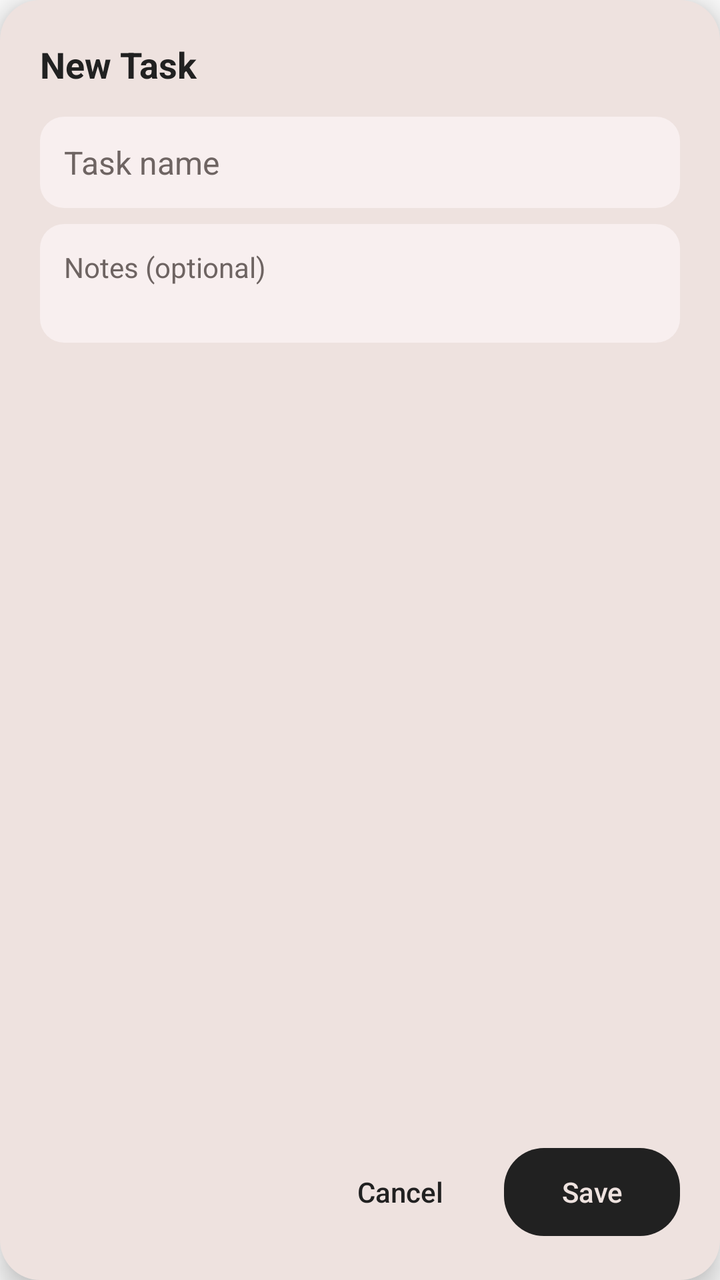
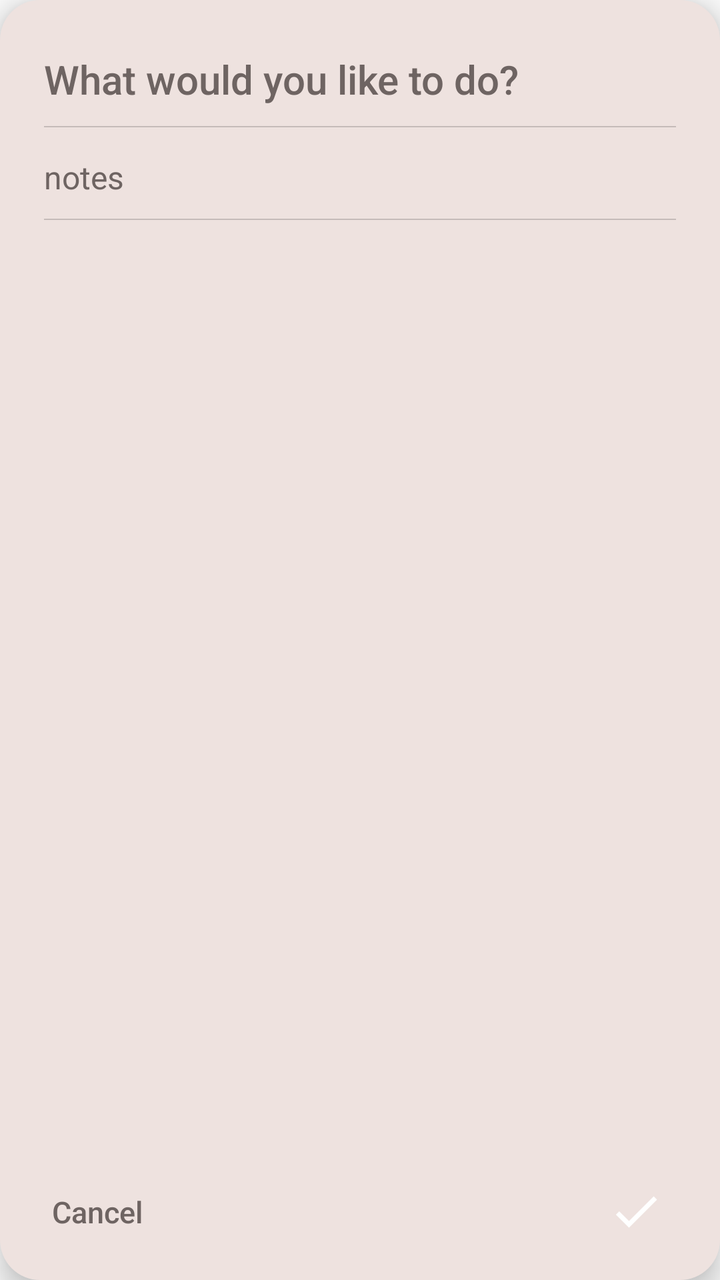

The first picture is an Android layout as it rendered before a commit; the second is the same layout after the commit. The layout source and the unified diff follow.
<!-- AndroidManifest.xml: application theme Theme.Acta -->
<!-- res/layout/acta_quick_capture.xml -->
<?xml version="1.0" encoding="utf-8"?>
<LinearLayout xmlns:android="http://schemas.android.com/apk/res/android"
    android:id="@+id/acta_quick_capture_root"
    android:layout_width="match_parent"
    android:layout_height="wrap_content"
    android:background="@drawable/acta_dialog_surface"
    android:elevation="8dp"
    android:orientation="vertical"
    android:padding="20dp">

    <LinearLayout
        android:layout_width="match_parent"
        android:layout_height="wrap_content"
        android:gravity="center_vertical"
        android:orientation="horizontal">

        <TextView
            android:id="@+id/acta_quick_capture_title"
            android:layout_width="0dp"
            android:layout_height="wrap_content"
            android:layout_weight="1"
            android:text="New Task"
            android:textColor="@color/acta_widget_text"
            android:textSize="18sp"
            android:textStyle="bold" />

        <TextView
            android:id="@+id/acta_quick_capture_date"
            android:layout_width="wrap_content"
            android:layout_height="wrap_content"
            android:textColor="@color/acta_widget_muted_text"
            android:textSize="13sp" />
    </LinearLayout>

    <ScrollView
        android:id="@+id/acta_quick_capture_scroll"
        android:layout_width="match_parent"
        android:layout_height="wrap_content"
        android:layout_weight="1"
        android:fillViewport="true">

        <LinearLayout
            android:layout_width="match_parent"
            android:layout_height="wrap_content"
            android:orientation="vertical">

            <EditText
                android:id="@+id/acta_quick_capture_input"
                android:layout_width="match_parent"
                android:layout_height="wrap_content"
                android:layout_marginTop="14dp"
                android:background="@drawable/acta_dialog_field"
                android:gravity="top|start"
                android:hint="Task name"
                android:imeOptions="actionNext"
                android:importantForAutofill="no"
                android:inputType="textCapSentences|textAutoCorrect"
                android:maxLength="500"
                android:maxLines="3"
                android:minLines="1"
                android:padding="12dp"
                android:textColor="@color/acta_widget_text"
                android:textColorHint="@color/acta_widget_muted_text"
                android:textSize="16sp" />

            <EditText
                android:id="@+id/acta_quick_capture_description"
                android:layout_width="match_parent"
                android:layout_height="wrap_content"
                android:layout_marginTop="8dp"
                android:background="@drawable/acta_dialog_field"
                android:gravity="top|start"
                android:hint="Notes (optional)"
                android:importantForAutofill="no"
                android:inputType="textMultiLine|textCapSentences|textAutoCorrect"
                android:maxLines="5"
                android:minLines="2"
                android:padding="12dp"
                android:textColor="@color/acta_widget_text"
                android:textColorHint="@color/acta_widget_muted_text"
                android:textSize="14sp" />
        </LinearLayout>
    </ScrollView>

    <LinearLayout
        android:layout_width="match_parent"
        android:layout_height="wrap_content"
        android:layout_marginTop="16dp"
        android:gravity="end|center_vertical"
        android:orientation="horizontal">

        <Button
            android:id="@+id/acta_quick_capture_cancel"
            style="?android:attr/borderlessButtonStyle"
            android:layout_width="wrap_content"
            android:layout_height="wrap_content"
            android:text="Cancel"
            android:textAllCaps="false"
            android:textColor="@color/acta_widget_accent" />

        <Button
            android:id="@+id/acta_quick_capture_save"
            style="?android:attr/borderlessButtonStyle"
            android:layout_width="wrap_content"
            android:layout_height="wrap_content"
            android:layout_marginStart="8dp"
            android:background="@drawable/acta_dialog_pill"
            android:minWidth="88dp"
            android:minHeight="44dp"
            android:paddingStart="20dp"
            android:paddingEnd="20dp"
            android:text="Save"
            android:textAllCaps="false"
            android:textColor="@color/acta_widget_on_accent" />
    </LinearLayout>
</LinearLayout>
<!-- resources referenced by this layout -->
<resources>
  <color name="acta_widget_accent">#212121</color>
  <color name="acta_widget_muted_text">#6E6462</color>
  <color name="acta_widget_on_accent">#EEE2DF</color>
  <color name="acta_widget_text">#212121</color>
  <!-- drawable acta_dialog_field (drawable) -->
  <?xml version="1.0" encoding="utf-8"?>
  <shape xmlns:android="http://schemas.android.com/apk/res/android" android:shape="rectangle">
      <corners android:radius="12dp" />
      <solid android:color="@color/acta_widget_card" />
  </shape>
  <!-- drawable acta_dialog_pill (drawable) -->
  <?xml version="1.0" encoding="utf-8"?>
  <shape xmlns:android="http://schemas.android.com/apk/res/android" android:shape="rectangle">
      <corners android:radius="20dp" />
      <solid android:color="@color/acta_widget_accent" />
  </shape>
  <!-- drawable acta_dialog_surface (drawable) -->
  <?xml version="1.0" encoding="utf-8"?>
  <shape xmlns:android="http://schemas.android.com/apk/res/android" android:shape="rectangle">
      <corners android:radius="20dp" />
      <solid android:color="@color/acta_widget_background" />
  </shape>
  <style name="Theme.Acta" parent="android:Theme.Material.Light.NoActionBar" />
  <color name="acta_widget_card">#F8EFEF</color>
  <color name="acta_widget_background">#EEE2DF</color>
</resources>

<!-- the commit's change to res/layout/acta_quick_capture.xml (unified diff, before → after) -->
@@ -6,31 +6,10 @@
     android:background="@drawable/acta_dialog_surface"
     android:elevation="8dp"
     android:orientation="vertical"
-    android:padding="20dp">
-
-    <LinearLayout
-        android:layout_width="match_parent"
-        android:layout_height="wrap_content"
-        android:gravity="center_vertical"
-        android:orientation="horizontal">
-
-        <TextView
-            android:id="@+id/acta_quick_capture_title"
-            android:layout_width="0dp"
-            android:layout_height="wrap_content"
-            android:layout_weight="1"
-            android:text="New Task"
-            android:textColor="@color/acta_widget_text"
-            android:textSize="18sp"
-            android:textStyle="bold" />
-
-        <TextView
-            android:id="@+id/acta_quick_capture_date"
-            android:layout_width="wrap_content"
-            android:layout_height="wrap_content"
-            android:textColor="@color/acta_widget_muted_text"
-            android:textSize="13sp" />
-    </LinearLayout>
+    android:paddingStart="22dp"
+    android:paddingEnd="22dp"
+    android:paddingTop="22dp"
+    android:paddingBottom="14dp">
 
     <ScrollView
         android:id="@+id/acta_quick_capture_scroll"
@@ -48,45 +27,60 @@
                 android:id="@+id/acta_quick_capture_input"
                 android:layout_width="match_parent"
                 android:layout_height="wrap_content"
-                android:layout_marginTop="14dp"
-                android:background="@drawable/acta_dialog_field"
+                android:background="@android:color/transparent"
+                android:fontFamily="sans-serif-medium"
                 android:gravity="top|start"
-                android:hint="Task name"
+                android:hint="What would you like to do?"
                 android:imeOptions="actionNext"
                 android:importantForAutofill="no"
                 android:inputType="textCapSentences|textAutoCorrect"
                 android:maxLength="500"
                 android:maxLines="3"
                 android:minLines="1"
-                android:padding="12dp"
+                android:paddingTop="4dp"
+                android:paddingBottom="10dp"
                 android:textColor="@color/acta_widget_text"
                 android:textColorHint="@color/acta_widget_muted_text"
-                android:textSize="16sp" />
+                android:textSize="20sp" />
+
+            <View
+                android:id="@+id/acta_quick_capture_title_divider"
+                android:layout_width="match_parent"
+                android:layout_height="0.75dp"
+                android:background="@color/acta_widget_border" />
 
             <EditText
                 android:id="@+id/acta_quick_capture_description"
                 android:layout_width="match_parent"
                 android:layout_height="wrap_content"
-                android:layout_marginTop="8dp"
-                android:background="@drawable/acta_dialog_field"
+                android:layout_marginTop="10dp"
+                android:background="@android:color/transparent"
+                android:fontFamily="sans-serif"
                 android:gravity="top|start"
-                android:hint="Notes (optional)"
+                android:hint="notes"
                 android:importantForAutofill="no"
                 android:inputType="textMultiLine|textCapSentences|textAutoCorrect"
                 android:maxLines="5"
-                android:minLines="2"
-                android:padding="12dp"
-                android:textColor="@color/acta_widget_text"
+                android:minLines="1"
+                android:paddingTop="4dp"
+                android:paddingBottom="10dp"
+                android:textColor="@color/acta_widget_muted_text"
                 android:textColorHint="@color/acta_widget_muted_text"
-                android:textSize="14sp" />
+                android:textSize="16sp" />
+
+            <View
+                android:id="@+id/acta_quick_capture_notes_divider"
+                android:layout_width="match_parent"
+                android:layout_height="0.75dp"
+                android:background="@color/acta_widget_border" />
         </LinearLayout>
     </ScrollView>
 
     <LinearLayout
         android:layout_width="match_parent"
         android:layout_height="wrap_content"
-        android:layout_marginTop="16dp"
-        android:gravity="end|center_vertical"
+        android:layout_marginTop="14dp"
+        android:gravity="center_vertical"
         android:orientation="horizontal">
 
         <Button
@@ -94,23 +88,28 @@
             style="?android:attr/borderlessButtonStyle"
             android:layout_width="wrap_content"
             android:layout_height="wrap_content"
+            android:minWidth="0dp"
+            android:minHeight="40dp"
+            android:paddingStart="4dp"
+            android:paddingEnd="12dp"
             android:text="Cancel"
             android:textAllCaps="false"
-            android:textColor="@color/acta_widget_accent" />
+            android:textColor="@color/acta_widget_muted_text"
+            android:textSize="15sp" />
 
-        <Button
+        <View
+            android:layout_width="0dp"
+            android:layout_height="0dp"
+            android:layout_weight="1" />
+
+        <ImageButton
             android:id="@+id/acta_quick_capture_save"
-            style="?android:attr/borderlessButtonStyle"
-            android:layout_width="wrap_content"
-            android:layout_height="wrap_content"
-            android:layout_marginStart="8dp"
-            android:background="@drawable/acta_dialog_pill"
-            android:minWidth="88dp"
-            android:minHeight="44dp"
-            android:paddingStart="20dp"
-            android:paddingEnd="20dp"
-            android:text="Save"
-            android:textAllCaps="false"
-            android:textColor="@color/acta_widget_on_accent" />
+            android:layout_width="40dp"
+            android:layout_height="40dp"
+            android:background="?android:attr/selectableItemBackgroundBorderless"
+            android:contentDescription="Done"
+            android:padding="6dp"
+            android:scaleType="fitCenter"
+            android:src="@drawable/acta_check_icon" />
     </LinearLayout>
 </LinearLayout>
<!-- resource entries referenced after the edit -->
@@ -1,21 +1,19 @@
 <!-- resources referenced by this layout -->
 <resources>
-  <color name="acta_widget_accent">#212121</color>
+  <color name="acta_widget_border">#33212121</color>
   <color name="acta_widget_muted_text">#6E6462</color>
-  <color name="acta_widget_on_accent">#EEE2DF</color>
   <color name="acta_widget_text">#212121</color>
-  <!-- drawable acta_dialog_field (drawable) -->
+  <!-- drawable acta_check_icon (drawable) -->
   <?xml version="1.0" encoding="utf-8"?>
-  <shape xmlns:android="http://schemas.android.com/apk/res/android" android:shape="rectangle">
-      <corners android:radius="12dp" />
-      <solid android:color="@color/acta_widget_card" />
-  </shape>
-  <!-- drawable acta_dialog_pill (drawable) -->
-  <?xml version="1.0" encoding="utf-8"?>
-  <shape xmlns:android="http://schemas.android.com/apk/res/android" android:shape="rectangle">
-      <corners android:radius="20dp" />
-      <solid android:color="@color/acta_widget_accent" />
-  </shape>
+  <vector xmlns:android="http://schemas.android.com/apk/res/android"
+      android:width="28dp"
+      android:height="28dp"
+      android:viewportWidth="24"
+      android:viewportHeight="24">
+      <path
+          android:fillColor="#FFFFFFFF"
+          android:pathData="M9,16.17L4.83,12l-1.42,1.41L9,19 21,7l-1.41,-1.41z" />
+  </vector>
   <!-- drawable acta_dialog_surface (drawable) -->
   <?xml version="1.0" encoding="utf-8"?>
   <shape xmlns:android="http://schemas.android.com/apk/res/android" android:shape="rectangle">
@@ -23,7 +21,6 @@
       <solid android:color="@color/acta_widget_background" />
   </shape>
   <style name="Theme.Acta" parent="android:Theme.Material.Light.NoActionBar" />
-  <color name="acta_widget_card">#F8EFEF</color>
   <color name="acta_widget_background">#EEE2DF</color>
 </resources>
 
